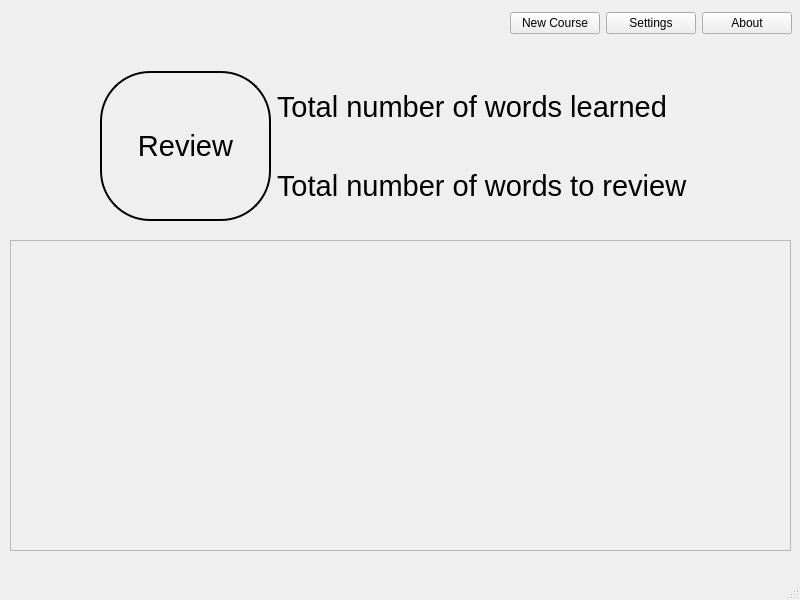
This is src/gui/total_stats_widget.ui in tombranfield/spaced_repeating_vocabulary as Qt 5 draws it before an edit. The edited form follows.
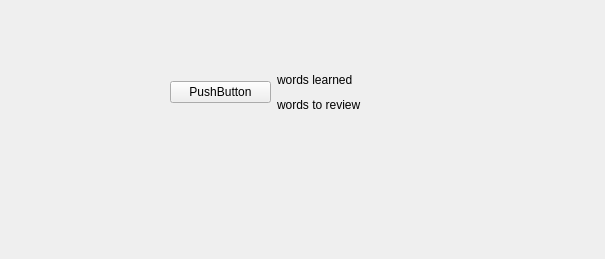
This is the edited form.

Diff of the .ui file:
```diff
--- a/src/gui/total_stats_widget.ui
+++ b/src/gui/total_stats_widget.ui
@@ -1,110 +1,32 @@
 <?xml version="1.0" encoding="UTF-8"?>
 <ui version="4.0">
- <class>MainWindow</class>
- <widget class="QMainWindow" name="MainWindow">
+ <class>Form</class>
+ <widget class="QWidget" name="Form">
   <property name="geometry">
    <rect>
     <x>0</x>
     <y>0</y>
-    <width>800</width>
-    <height>600</height>
+    <width>605</width>
+    <height>259</height>
    </rect>
   </property>
   <property name="windowTitle">
    <string>MainWindow</string>
   </property>
-  <widget class="QWidget" name="centralwidget">
-   <widget class="QScrollArea" name="scrollArea">
-    <property name="geometry">
-     <rect>
-      <x>10</x>
-      <y>240</y>
-      <width>781</width>
-      <height>311</height>
-     </rect>
-    </property>
-    <property name="widgetResizable">
-     <bool>true</bool>
-    </property>
-    <widget class="QWidget" name="scrollAreaWidgetContents">
-     <property name="geometry">
-      <rect>
-       <x>0</x>
-       <y>0</y>
-       <width>779</width>
-       <height>309</height>
-      </rect>
-     </property>
-    </widget>
-   </widget>
    <widget class="QWidget" name="">
     <property name="geometry">
      <rect>
-      <x>510</x>
-      <y>10</y>
-      <width>282</width>
-      <height>27</height>
-     </rect>
-    </property>
-    <layout class="QHBoxLayout" name="horizontalLayout">
-     <item>
-      <widget class="QPushButton" name="new_course_button">
-       <property name="text">
-        <string>New Course</string>
-       </property>
-      </widget>
-     </item>
-     <item>
-      <widget class="QPushButton" name="settings_button">
-       <property name="text">
-        <string>Settings</string>
-       </property>
-      </widget>
-     </item>
-     <item>
-      <widget class="QPushButton" name="about_button">
-       <property name="text">
-        <string>About</string>
-       </property>
-      </widget>
-     </item>
-    </layout>
-   </widget>
-   <widget class="QWidget" name="">
-    <property name="geometry">
-     <rect>
-      <x>100</x>
+     <x>170</x>
       <y>70</y>
-      <width>588</width>
-      <height>152</height>
-     </rect>
-    </property>
-    <layout class="QHBoxLayout" name="horizontalLayout_2">
+     <width>208</width>
+     <height>44</height>
+    </rect>
+   </property>
+   <layout class="QHBoxLayout" name="horizontalLayout">
      <item>
       <widget class="QPushButton" name="review_all_button">
-       <property name="minimumSize">
-        <size>
-         <width>150</width>
-         <height>150</height>
-        </size>
-       </property>
-       <property name="baseSize">
-        <size>
-         <width>0</width>
-         <height>0</height>
-        </size>
-       </property>
-       <property name="font">
-        <font>
-         <pointsize>22</pointsize>
-        </font>
-       </property>
-       <property name="styleSheet">
-        <string notr="true">border-radius: 50;
-border: 2px solid black</string>
-       </property>
        <property name="text">
-        <string>Review</string>
+       <string>PushButton</string>
        </property>
       </widget>
      </item>
@@ -112,25 +34,15 @@
       <layout class="QVBoxLayout" name="verticalLayout">
        <item>
         <widget class="QLabel" name="total_learnt_label">
-         <property name="font">
-          <font>
-           <pointsize>22</pointsize>
-          </font>
-         </property>
          <property name="text">
-          <string>Total number of words learned</string>
+         <string>words learned</string>
          </property>
         </widget>
        </item>
        <item>
         <widget class="QLabel" name="total_review_label">
-         <property name="font">
-          <font>
-           <pointsize>22</pointsize>
-          </font>
-         </property>
          <property name="text">
-          <string>Total number of words to review</string>
+         <string>words to review</string>
          </property>
         </widget>
        </item>
@@ -138,18 +50,6 @@
      </item>
     </layout>
    </widget>
-  </widget>
-  <widget class="QMenuBar" name="menubar">
-   <property name="geometry">
-    <rect>
-     <x>0</x>
-     <y>0</y>
-     <width>800</width>
-     <height>22</height>
-    </rect>
-   </property>
-  </widget>
-  <widget class="QStatusBar" name="statusbar"/>
  </widget>
  <resources/>
  <connections/>
```
Left out of the diff: 2 changed lines with no effect on the pictures. Lines whose indentation alone changed are shown as unchanged.
